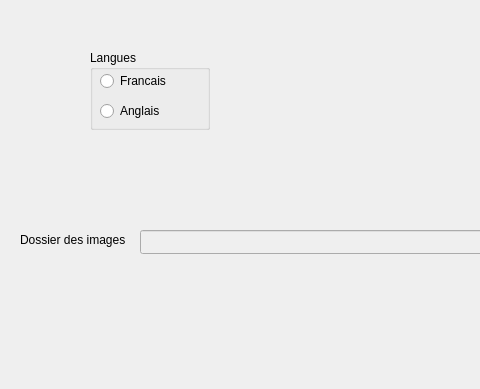
Above: initconfig.ui from sykom1/Projet_IHM before the change; both pictures show x 0 to 480 and y 0 to 389 of the 890 by 389 pixel window. Below: the same form after it.
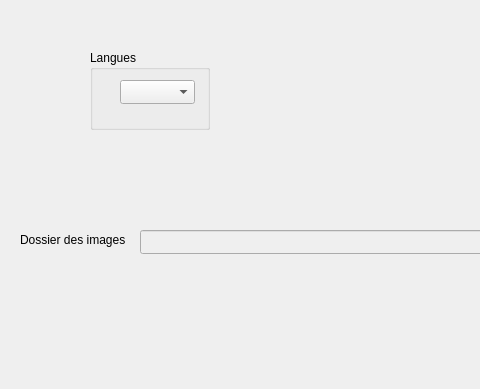
That is the form after the change.

Patch:
```diff
--- a/initconfig.ui
+++ b/initconfig.ui
@@ -152,30 +152,14 @@
    <property name="title">
     <string>Langues</string>
    </property>
-   <widget class="QRadioButton" name="radioeng">
+   <widget class="QComboBox" name="comboLangues">
     <property name="geometry">
      <rect>
-      <x>10</x>
-      <y>50</y>
-      <width>97</width>
-      <height>22</height>
+      <x>30</x>
+      <y>30</y>
+      <width>75</width>
+      <height>24</height>
      </rect>
-    </property>
-    <property name="text">
-     <string>Anglais</string>
-    </property>
-   </widget>
-   <widget class="QRadioButton" name="radiofr">
-    <property name="geometry">
-     <rect>
-      <x>10</x>
-      <y>20</y>
-      <width>97</width>
-      <height>22</height>
-     </rect>
-    </property>
-    <property name="text">
-     <string>Francais</string>
     </property>
    </widget>
   </widget>
```
Left out of the diff: 4 changed lines with no effect on the pictures.
